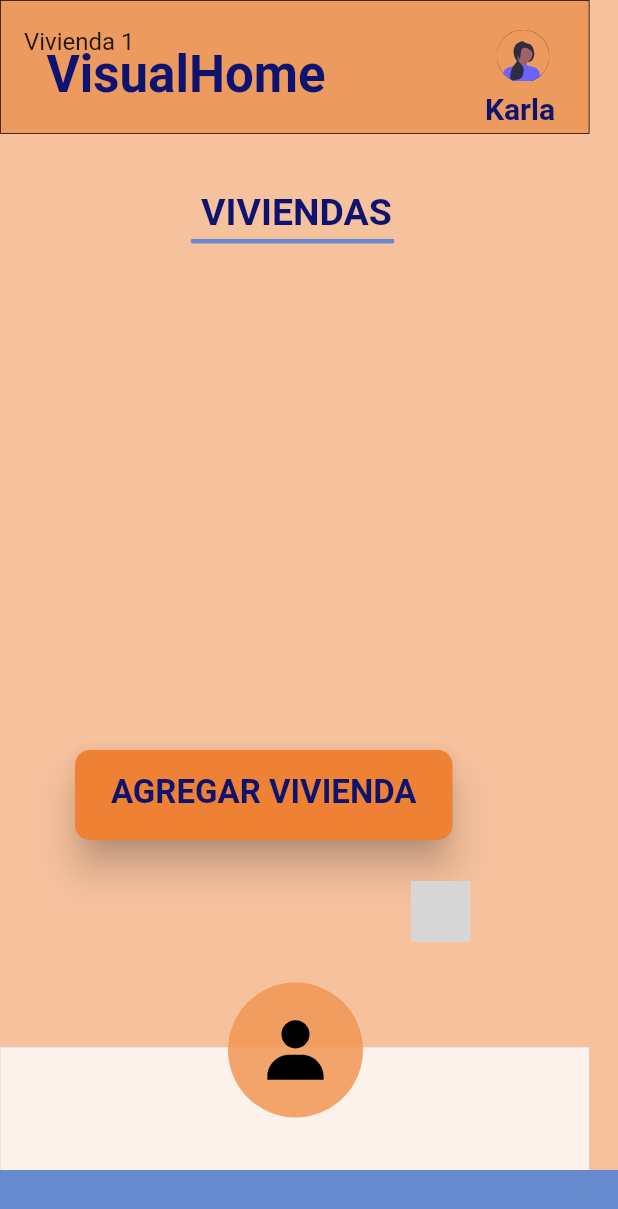
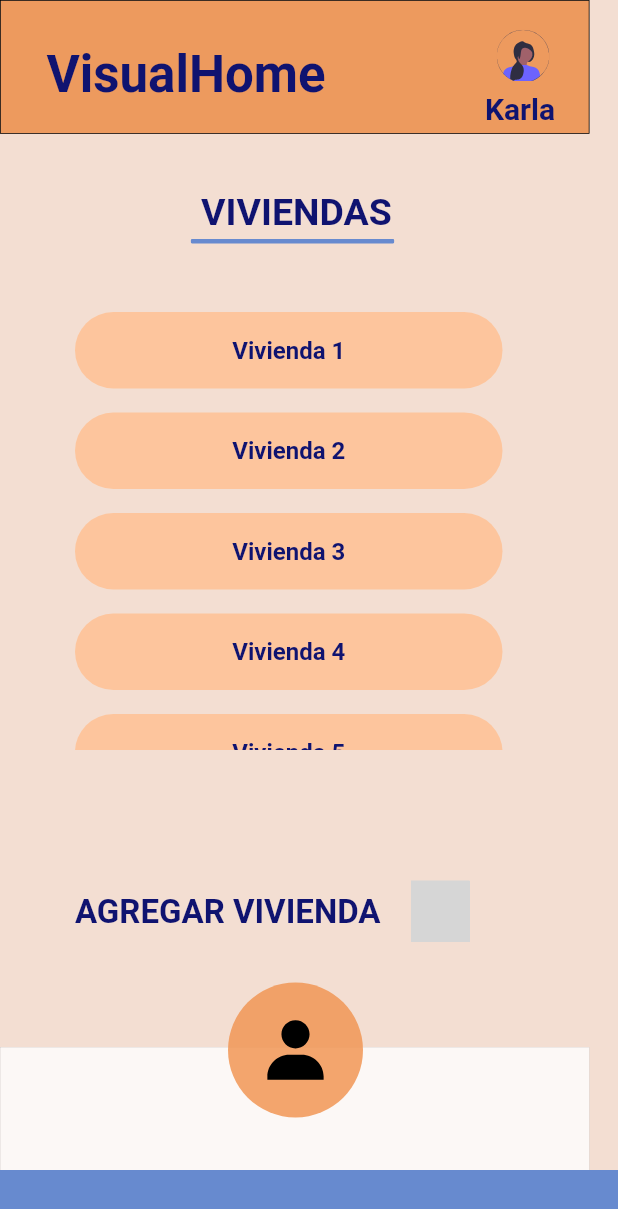
Before and after one commit to Rubenamesaf/VisualHome, a Flutter app: the HomeAdminPage screen opened directly, on a phone screen of 412 x 824 dp. Shown: the top 1209 px of the screen. Run offline on Flutter 3.47's test engine with Material 2 defaults, Android fonts, the phone set to English and light mode, and no system bars; our stand-ins replace firebase_auth, firebase_core, flutter_svg, get, google_fonts, hexcolor and 1 more; accounts and stored records are empty; Roboto replaces fonts that are missing (Inria Sans); grey boxes are pictures that could not be loaded.

Commit message:
Agregando viewlist a viviendas con valores fijos

```diff
--- a/lib/main.dart
+++ b/lib/main.dart
@@ -4,7 +4,8 @@ import 'package:get/get.dart';
 import 'package:login_v1/view/homeAdmin.view.dart';
 import 'package:login_v1/view/homeUser.view.dart';
 import 'package:login_v1/view/sistemaEspecificoAdmin.dart';
-//import 'package:login_v1/view/splash.view.dart';
+import 'package:login_v1/view/splash.view.dart';
+import 'package:login_v1/view/widgets/admin_principal.dart';
 
 void main() async {
   WidgetsFlutterBinding
@@ -24,7 +25,7 @@ class App extends StatelessWidget {
   Widget build(BuildContext context) {
     return const GetMaterialApp(
         debugShowCheckedModeBanner: false,
-        home: SistemaEspecificoAdmin() // se pone esto -- SplashView(),
+        home: HomeAdminPage() // se pone esto -- SplashView(),
         );
   }
 }
--- a/lib/view/homeAdmin.view.dart
+++ b/lib/view/homeAdmin.view.dart
@@ -1,4 +1,5 @@
 import 'package:flutter/material.dart';
+import 'package:flutter_svg/svg.dart';
 import 'package:login_v1/utils/global.colors.dart';
 import 'package:login_v1/view/widgets/admin_principal.dart';
 import 'package:login_v1/view/editHomeAdmin.dart';
@@ -15,7 +16,7 @@ class HomeAdminPage extends StatelessWidget {
         child: Stack(
           children: [
             AdminPrincipal(),
-          const Positioned(
+            Positioned(
               left: 134,
               top: 135,
               child: SizedBox(
@@ -50,45 +51,41 @@ class HomeAdminPage extends StatelessWidget {
                 ),
               ),
             ),
-
-          Container(
+            // Lista de Viviendas
+            Positioned(
+              left: 50,
+              top: 200, // Ajusta la posición según sea necesario
+              child: Container(
+                width: 285, // Ajusta el ancho de acuerdo a tu diseño
+                height: 300, // Ajusta la altura según sea necesario
                 child: ListView(
                   children: <Widget>[
-                ListTile(
-                  title: Text("Vivienda 1"),
-                ),
+                    _buildViviendaItem("Vivienda 1"),
+                    _buildViviendaItem("Vivienda 2"),
+                    _buildViviendaItem("Vivienda 3"),
+                    _buildViviendaItem("Vivienda 4"),
+                    _buildViviendaItem("Vivienda 5"),
+                    _buildViviendaItem("Vivienda 6"),
+                    _buildViviendaItem("Vivienda 7"),
+                    _buildViviendaItem("Vivienda 8"),
+                    _buildViviendaItem("Vivienda 9"),
+                    _buildViviendaItem("Vivienda 10"),
                   ],
                 ),
               ),
-          // BOTON AGREGAR
+            ),
+            // TEXTO AGREGAR VIVIENDA
             Positioned(
               left: 50,
-            top: 500,
-            child: ElevatedButton(
-              onPressed: () {
-                // ignore: avoid_print
-                print('Button pressed ...');
+              top: 600,
+              child: GestureDetector(
+                onTap: () {
+                  // Acción a realizar al presionar el texto "AGREGAR VIVIENDA"
+                  print('Text pressed ...');
                   Get.to(editHomeAdmin());
                 },
-              style: ButtonStyle(
-                minimumSize: MaterialStateProperty.all(const Size(150, 60)),
-                padding: MaterialStateProperty.all(
-                    const EdgeInsetsDirectional.fromSTEB(24, 0, 24, 0)),
-                backgroundColor:
-                    MaterialStateProperty.all(GlobalColors.naranjaFUERTE),
-                textStyle: MaterialStateProperty.all(const TextStyle(
-                  fontWeight: FontWeight.w600,
-                )),
-                elevation: MaterialStateProperty.all(10),
-                shape: MaterialStateProperty.all(
-                  RoundedRectangleBorder(
-                    borderRadius: BorderRadius.circular(10),
-                  ),
-                ),
-              ),
-              child: const Text(
+                child: Text(
                   'AGREGAR VIVIENDA',
-                textAlign: TextAlign.center,
                   style: TextStyle(
                     color: Color(0xFF0F1370),
                     fontSize: 22,
@@ -99,9 +96,44 @@ class HomeAdminPage extends StatelessWidget {
                 ),
               ),
             ),
-          // FIN BOTON AGREGAR
+            Positioned(
+              left: 274,
+              top: 587,
+              child: Container(
+                width: 39,
+                height: 41,
+                child: SvgPicture.asset(
+                  'assets/images/image15.svg',
+                  height: 40,
+                ),
+              ),
+            ),
+            // FIN TEXTO AGREGAR VIVIENDA
           ],
-      )),
+        ),
+      ),
+    );
+  }
+
+  Widget _buildViviendaItem(String viviendaName) {
+    return Container(
+      margin: EdgeInsets.symmetric(vertical: 8.0),
+      padding: EdgeInsets.all(16.0),
+      decoration: BoxDecoration(
+        color: GlobalColors.naranjaClaritoColor, // Color de fondo azul
+        borderRadius: BorderRadius.circular(30), // Esquinas redondeadas
+      ),
+      child: Align(
+        alignment: Alignment.center,
+        child: Text(
+          viviendaName,
+          style: TextStyle(
+            color: Color(0xFF0F1370), // Color del texto blanco
+            fontSize: 16,
+            fontWeight: FontWeight.bold,
+          ),
+        ),
+      ),
     );
   }
 }
--- a/lib/view/sistemaEspecificoAdmin.dart
+++ b/lib/view/sistemaEspecificoAdmin.dart
@@ -127,16 +127,16 @@ class _SistemaEspecificoAdminState extends State<SistemaEspecificoAdmin> {
                             crossAxisAlignment: CrossAxisAlignment.start,
                             children: [
                               Container(
-                                  /*margin: EdgeInsets.fromLTRB(
+                                margin: EdgeInsets.fromLTRB(
                                     0 * fem, 0 * fem, 0 * fem, 2.5 * fem),
                                 width: 50 * fem,
-                                height: 50 * fem,*/
-                                  /*child: Image.asset(
-                                  'assets/page-1/images/undrawprofilepicreiwgo-2.png',
+                                height: 50 * fem,
+                                /*child: Image.asset(
+                                  'assets/images/undraw_profile_pic.svg',
                                   width: 50 * fem,
                                   height: 50 * fem,
                                 ),*/
-                                  ),
+                              ),
                               Center(
                                 child: Container(
                                   width: double.infinity,
@@ -230,12 +230,12 @@ class _SistemaEspecificoAdminState extends State<SistemaEspecificoAdmin> {
                         margin: EdgeInsets.fromLTRB(
                             4 * fem, 0 * fem, 0 * fem, 20 * fem),
                         padding: EdgeInsets.fromLTRB(
-                            115.5 * fem, 0 * fem, 109.5 * fem, 0 * fem),
+                            60 * fem, 0 * fem, 0 * fem, 0 * fem),
                         width: 329 * fem,
                         height: 330 * fem,
                         decoration: BoxDecoration(
                           color: Color(0xf2fec49a),
-                          borderRadius: BorderRadius.circular(100 * fem),
+                          borderRadius: BorderRadius.circular(75 * fem),
                         ),
                         child: ListView.builder(
                           itemCount: registros.length,
@@ -266,6 +266,7 @@ class _SistemaEspecificoAdminState extends State<SistemaEspecificoAdmin> {
                   ),
                 ),
                 Container(
+                  // autogroupxqawTdR (WdexbrtJVE15SBV4C3xqaw)
                   width: 393 * fem,
                   height: 121 * fem,
                   /*child: Image.asset(
--- a/lib/view/widgets/admin_principal.dart
+++ b/lib/view/widgets/admin_principal.dart
@@ -19,7 +19,7 @@ class AdminPrincipal extends StatelessWidget {
           height: 780,
           clipBehavior: Clip.antiAlias,
           decoration:
-              const BoxDecoration(color: GlobalColors.naranjaClaritoColor),
+              const BoxDecoration(color: Color.fromARGB(240, 252, 227, 210)),
           child: Stack(
             children: [
               Positioned(
@@ -144,20 +144,18 @@ class AdminPrincipal extends StatelessWidget {
                   ),
                 ),
               ),
-              Positioned(
+              /*Positioned(
                 left: 274,
                 top: 587,
                 child: Container(
                   width: 39,
                   height: 41,
-                  decoration: const BoxDecoration(
-                    image: DecorationImage(
-                      image: NetworkImage("https://via.placeholder.com/39x41"),
-                      fit: BoxFit.fill,
-                    ),
+                  child: SvgPicture.asset(
+                    'assets/images/image15.svg',
+                    height: 40,
                   ),
                 ),
-              ),
+              ),*/
             ],
           ),
         ),
```
Also changed, not shown: assets/images/image15.svg (added). Lines whose indentation alone changed are shown as unchanged.
